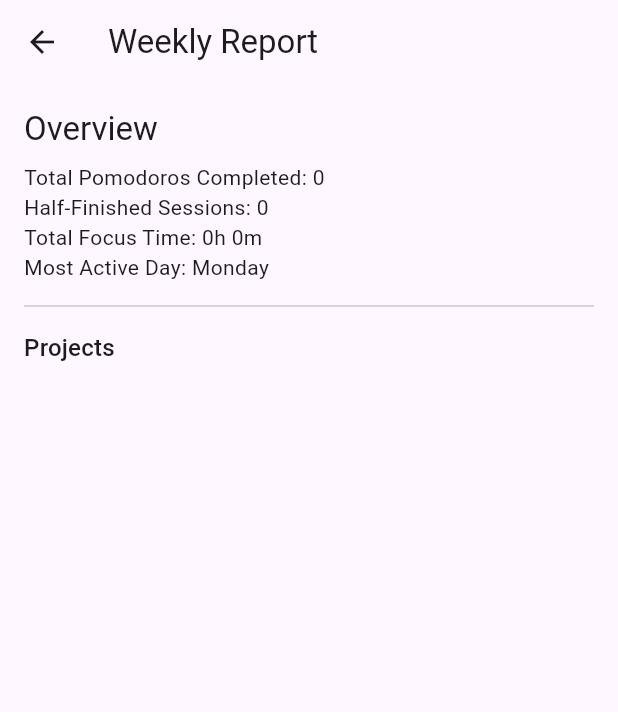
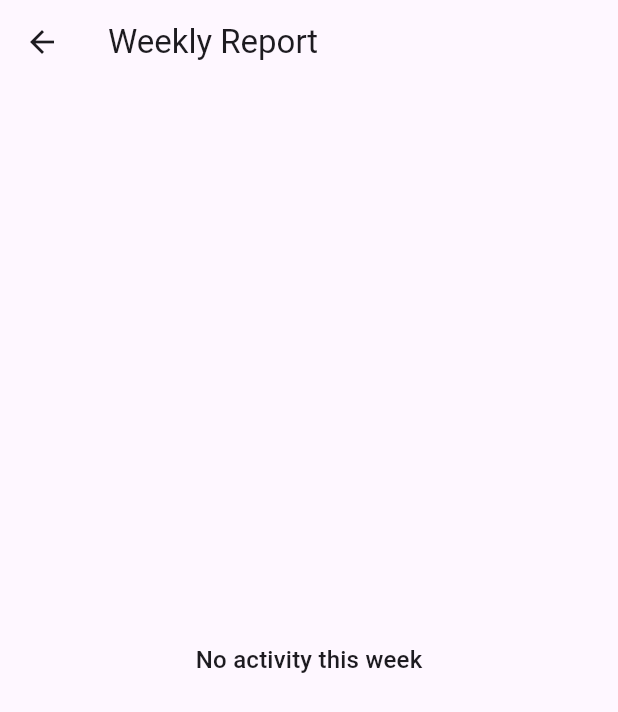
Before and after one commit to Mortezayazdanich/Pomodoro_timer, a Flutter app: the WeeklyReportScreen screen opened directly, on a phone screen of 412 x 824 dp. Shown: the top 712 px of the screen. Run offline on Flutter 3.47's test engine with Material 3 defaults, Android fonts, the phone set to English and light mode, and no system bars; our stand-ins replace flutter_riverpod, hive, hive_flutter, shared_preferences; missing offline and left inert: desktop_multi_window, window_manager; accounts and stored records are empty.

Commit message:
Weekly Report: Syncing Report Problem Fixed.

```diff
--- a/lib/providers/providers.dart
+++ b/lib/providers/providers.dart
@@ -397,3 +397,28 @@ final sessionsByProjectProvider = Provider<Map<String, List<PomodoroSession>>>((
 
   return result;
 });
+
+final weeklySessionsProvider = Provider<List<PomodoroSession>>((ref) {
+  final sessions = ref.watch(sessionsProvider);
+  final now = DateTime.now();
+  final startOfWeek = DateTime(now.year, now.month, now.day)
+      .subtract(Duration(days: now.weekday - 1)); // Monday
+  final endOfWeek = startOfWeek.add(const Duration(days: 7));
+  return sessions.where((session) =>
+    session.type == SessionType.work &&
+    session.completed &&
+    session.startTime.isAfter(startOfWeek.subtract(const Duration(seconds: 1))) &&
+    session.startTime.isBefore(endOfWeek)
+  ).toList();
+});
+
+final weeklySessionsByProjectProvider = Provider<Map<String, List<PomodoroSession>>>((ref) {
+  final weeklySessions = ref.watch(weeklySessionsProvider);
+  final projects = ref.watch(projectsProvider);
+
+  final Map<String, List<PomodoroSession>> result = {};
+  for (final project in projects) {
+    result[project.id] = weeklySessions.where((session) => session.projectId == project.id).toList();
+  }
+  return result;
+});
--- a/lib/screens/weekly_report_screen.dart
+++ b/lib/screens/weekly_report_screen.dart
@@ -1,70 +1,56 @@
 import 'package:flutter/material.dart';
 import 'package:flutter_riverpod/flutter_riverpod.dart';
-import 'package:intl/intl.dart';
 import '../providers/providers.dart';
+import '../models/project.dart';
 import '../models/pomodoro_session.dart';
-import '../models/project.dart';
 
 class WeeklyReportScreen extends ConsumerWidget {
   const WeeklyReportScreen({super.key});
 
   @override
   Widget build(BuildContext context, WidgetRef ref) {
-    final sessions = ref.watch(sessionsProvider);
     final projects = ref.watch(projectsProvider);
-    final weeklySessions = _filterWeeklySessions(sessions);
+    final weeklySessionsByProject = ref.watch(weeklySessionsByProjectProvider);
 
-    // Overview stats (only 'work' sessions)
-    final focusSessions = weeklySessions.where((s) => s.type == SessionType.work).toList();
-    final totalSessions = focusSessions.length;
-    final halfFinishedSessions = focusSessions.where((s) => s.isIncomplete).length;
-    final totalMinutes = focusSessions.fold(0, (sum, session) => sum + session.duration);
-    final mostActiveDay = _findMostActiveDay(focusSessions);
+    // Calculate total time per project
+    final projectTimes = projects.map((project) {
+      final sessions = weeklySessionsByProject[project.id] ?? [];
+      final totalMinutes = sessions.fold<int>(0, (sum, s) => sum + s.duration);
+      return {
+        'project': project,
+        'minutes': totalMinutes,
+      };
+    }).where((entry) => (entry['minutes'] as int) > 0).toList();
 
-    // Group sessions by project (only 'work' sessions)
-    final Map<String, List<PomodoroSession>> sessionsByProject = {};
-    for (var session in focusSessions) {
-      sessionsByProject.putIfAbsent(session.projectId, () => []).add(session);
-    }
+    // Sort by time spent descending
+    projectTimes.sort((a, b) =>
+      (b['minutes'] as int).compareTo(a['minutes'] as int)
+    );
 
     return Scaffold(
       appBar: AppBar(title: const Text('Weekly Report')),
       body: Padding(
         padding: const EdgeInsets.all(16),
-        child: Column(
-          crossAxisAlignment: CrossAxisAlignment.start,
+        child: projectTimes.isEmpty
+            ? Center(child: Text('No activity this week', style: Theme.of(context).textTheme.titleMedium))
+            : ListView(
                 children: [
-            // Overview section
-            Text('Overview', style: Theme.of(context).textTheme.titleLarge),
-            const SizedBox(height: 8),
-            Text('Total Pomodoros Completed: $totalSessions'),
-            Text('Half-Finished Sessions: $halfFinishedSessions'),
-            Text('Total Focus Time: ${_formatDuration(totalMinutes)}'),
-            Text('Most Active Day: $mostActiveDay'),
-            const Divider(height: 32),
-
-            // Per-project breakdown
-            Text('Projects', style: Theme.of(context).textTheme.titleMedium),
-            const SizedBox(height: 8),
-            ...projects.map((project) {
-              final projectSessions = sessionsByProject[project.id] ?? [];
-              final completed = projectSessions.length;
-              final halfFinished = projectSessions.where((s) => s.isIncomplete).length;
-              final focusMinutes = projectSessions.fold(0, (sum, s) => sum + s.duration);
-
+                  Text('Weekly Overview', style: Theme.of(context).textTheme.titleLarge),
+                  const SizedBox(height: 16),
+                  ...projectTimes.map((entry) {
+                    final project = entry['project'] as Project;
+                    final minutes = entry['minutes'] as int;
+                    final hours = minutes ~/ 60;
+                    final mins = minutes % 60;
                     return Card(
-                margin: const EdgeInsets.symmetric(vertical: 6),
-                child: Padding(
-                  padding: const EdgeInsets.all(12),
-                  child: Column(
-                    crossAxisAlignment: CrossAxisAlignment.start,
-                    children: [
-                      Text(project.name, style: Theme.of(context).textTheme.titleSmall),
-                      Text('Pomodoros: $completed'),
-                      Text('Half-Finished: $halfFinished'),
-                      Text('Focus Time: ${_formatDuration(focusMinutes)}'),
-                    ],
+                      margin: const EdgeInsets.symmetric(vertical: 8),
+                      child: ListTile(
+                        leading: CircleAvatar(
+                          backgroundColor: Color(int.parse(project.color)),
+                          child: Text(project.name[0]),
                         ),
+                        title: Text(project.name),
+                        subtitle: Text('Focus Time: ${hours}h ${mins}m'),
                       ),
                     );
                   }),
@@ -73,30 +59,4 @@ class WeeklyReportScreen extends ConsumerWidget {
       ),
     );
   }
-
-  List<PomodoroSession> _filterWeeklySessions(List<PomodoroSession> sessions) {
-    final now = DateTime.now();
-    final startOfWeek = DateTime(now.year, now.month, now.day)
-        .subtract(Duration(days: now.weekday - 1));
-    final endOfWeek = startOfWeek.add(const Duration(days: 7));
-    return sessions.where((session) =>
-      session.startTime.isAtSameMomentAs(startOfWeek) ||
-      (session.startTime.isAfter(startOfWeek) && session.startTime.isBefore(endOfWeek))
-    ).toList();
 }
-
-  String _findMostActiveDay(List<PomodoroSession> sessions) {
-    final counts = List<int>.filled(7, 0);
-    for (var session in sessions) {
-      counts[session.startTime.weekday - 1]++;
-    }
-    final mostActiveIndex = counts.indexWhere((count) => count == counts.reduce((a, b) => a > b ? a : b));
-    return DateFormat('EEEE').format(DateTime.now().add(Duration(days: mostActiveIndex)));
-  }
-
-  String _formatDuration(int totalMinutes) {
-    final hours = totalMinutes ~/ 60;
-    final minutes = totalMinutes % 60;
-    return "${hours}h ${minutes}m";
-  }
-}
```
Lines whose indentation alone changed are shown as unchanged.
